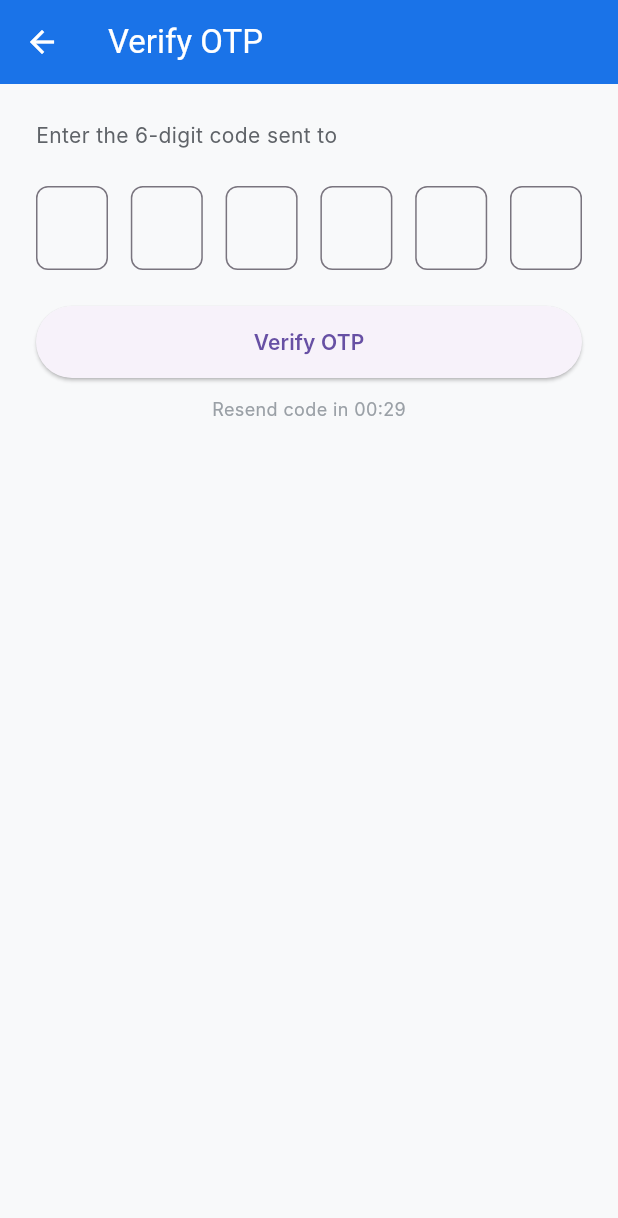
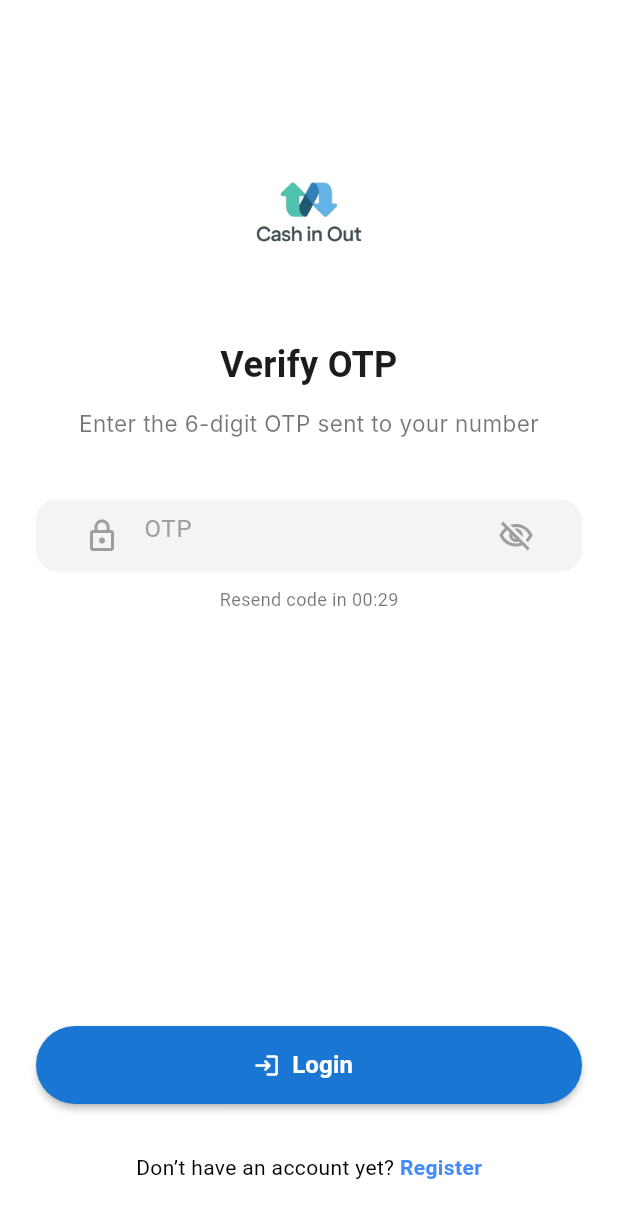
Before and after one commit to amitkanjariya/cash-in-out, a Flutter app: the OTPScreen screen opened directly with empty values, on a phone screen of 412 x 824 dp. Shown: the top 1218 px of the screen. Run offline on Flutter 3.47's test engine with Material 3 defaults, Android fonts, the phone set to English and light mode, and no system bars; network calls fail; Roboto replaces fonts that are missing (Inter, Poppins).

Commit message:
more pare UI is done

```diff
--- a/lib/screens/otp_screen.dart
+++ b/lib/screens/otp_screen.dart
@@ -1,13 +1,13 @@
 import 'dart:async';
+import 'dart:math';
 import 'package:flutter/material.dart';
 import 'homepage.dart';
-import 'dart:math';
 
 class OTPScreen extends StatefulWidget {
   final String phone;
   const OTPScreen({super.key, required this.phone});
 
-  static final Map<String, String> otpMap = {}; // In-memory OTP storage
+  static final Map<String, String> otpMap = {};
 
   @override
   State<OTPScreen> createState() => _OTPScreenState();
@@ -18,11 +18,12 @@ class _OTPScreenState extends State<OTPScreen> {
     6,
     (_) => TextEditingController(),
   );
-  final List<FocusNode> focusNodes = List.generate(6, (_) => FocusNode());
 
   late Timer _timer;
   int _secondsRemaining = 30;
   bool _expired = false;
+  bool _obscureOtp = true;
+  String fullOtp = "";
 
   @override
   void initState() {
@@ -50,7 +51,6 @@ class _OTPScreenState extends State<OTPScreen> {
       for (var controller in otpControllers) {
         controller.clear();
       }
-      // Regenerate OTP
       String newOtp = (Random().nextInt(900000) + 100000).toString();
       OTPScreen.otpMap[widget.phone] = newOtp;
       _startTimer();
@@ -64,7 +64,7 @@ class _OTPScreenState extends State<OTPScreen> {
   }
 
   void verifyOTP() {
-    String enteredOtp = otpControllers.map((c) => c.text).join();
+    String enteredOtp = fullOtp;
     String? correctOtp = OTPScreen.otpMap[widget.phone];
 
     if (enteredOtp.length != 6) {
@@ -82,7 +82,7 @@ class _OTPScreenState extends State<OTPScreen> {
     }
 
     if (enteredOtp == correctOtp) {
-      OTPScreen.otpMap.remove(widget.phone); // Clean up
+      OTPScreen.otpMap.remove(widget.phone);
       Navigator.pushAndRemoveUntil(
         context,
         MaterialPageRoute(builder: (_) => const HomePage()),
@@ -101,109 +101,182 @@ class _OTPScreenState extends State<OTPScreen> {
     for (var c in otpControllers) {
       c.dispose();
     }
-    for (var f in focusNodes) {
-      f.dispose();
-    }
     super.dispose();
   }
 
   @override
   Widget build(BuildContext context) {
+    final height = MediaQuery.of(context).size.height;
+
     return Scaffold(
-      backgroundColor: const Color(0xFFF8F9FA),
-      appBar: AppBar(
-        title: const Text("Verify OTP"),
-        backgroundColor: const Color(0xFF1A73E8),
-        foregroundColor: Colors.white,
+      backgroundColor: Colors.white,
+      body: SafeArea(
+        child: SizedBox(
+          height: height,
+          child: Padding(
+            padding: const EdgeInsets.symmetric(horizontal: 24, vertical: 36),
+            child: Column(
+              children: [
+                const SizedBox(height: 40),
+
+                // Logo
+                Image.asset(
+                  'assets/images/logo1.png',
+                  height: 130,
+                  errorBuilder:
+                      (context, error, stackTrace) =>
+                          const SizedBox(height: 130),
                 ),
-      body: Padding(
-        padding: const EdgeInsets.all(24),
-        child: Column(
-          crossAxisAlignment: CrossAxisAlignment.start,
-          children: [
-            Text(
-              'Enter the 6-digit code sent to ${widget.phone}',
-              style: const TextStyle(
+
+                const SizedBox(height: 20),
+
+                const Text(
+                  'Verify OTP',
+                  style: TextStyle(
+                    fontSize: 24,
+                    fontWeight: FontWeight.bold,
+                    fontFamily: 'Poppins',
+                  ),
+                  textAlign: TextAlign.center,
+                ),
+
+                const SizedBox(height: 12),
+
+                const Text(
+                  'Enter the 6-digit OTP sent to your number',
+                  style: TextStyle(
+                    fontSize: 15,
+                    color: Colors.black54,
                     fontFamily: 'Inter',
-                fontSize: 14,
-                color: Color(0xFF5F6368),
+                  ),
+                  textAlign: TextAlign.center,
+                ),
+
+                const SizedBox(height: 40),
+
+                // OTP Input Field with Toggle
+                Container(
+                  padding: const EdgeInsets.symmetric(horizontal: 20),
+                  decoration: BoxDecoration(
+                    color: const Color(0xFFF4F4F4),
+                    borderRadius: BorderRadius.circular(14),
+                  ),
+                  child: TextField(
+                    keyboardType: TextInputType.number,
+                    maxLength: 6,
+                    obscureText: _obscureOtp,
+                    style: const TextStyle(color: Colors.black),
+                    decoration: InputDecoration(
+                      counterText: "",
+                      hintText: "OTP",
+                      hintStyle: const TextStyle(color: Colors.grey),
+                      prefixIcon: const Icon(
+                        Icons.lock_outline,
+                        color: Colors.grey,
+                      ),
+                      suffixIcon: IconButton(
+                        icon: Icon(
+                          _obscureOtp
+                              ? Icons.visibility_off_outlined
+                              : Icons.visibility_outlined,
+                          color: Colors.grey,
+                        ),
+                        onPressed: () {
+                          setState(() {
+                            _obscureOtp = !_obscureOtp;
+                          });
+                        },
+                      ),
+                      border: InputBorder.none,
+                    ),
+                    onChanged: (value) {
+                      fullOtp = value;
+                      if (value.length == 6) {
+                        for (int i = 0; i < 6; i++) {
+                          otpControllers[i].text = value[i];
+                        }
+                      }
+                    },
                   ),
                 ),
-            const SizedBox(height: 24),
-            Row(
-              mainAxisAlignment: MainAxisAlignment.spaceBetween,
-              children: List.generate(6, (index) {
-                return SizedBox(
-                  width: 48,
-                  child: TextField(
-                    controller: otpControllers[index],
-                    focusNode: focusNodes[index],
-                    keyboardType: TextInputType.number,
-                    textAlign: TextAlign.center,
-                    maxLength: 1,
-                    onChanged: (value) {
-                      if (value.isNotEmpty && index < 5) {
-                        FocusScope.of(
-                          context,
-                        ).requestFocus(focusNodes[index + 1]);
-                      } else if (value.isEmpty && index > 0) {
-                        FocusScope.of(
-                          context,
-                        ).requestFocus(focusNodes[index - 1]);
-                      }
-                    },
-                    decoration: InputDecoration(
-                      counterText: '',
-                      border: OutlineInputBorder(
-                        borderRadius: BorderRadius.circular(8),
-                      ),
-                    ),
-                  ),
-                );
-              }),
-            ),
-            const SizedBox(height: 24),
-            SizedBox(
-              width: double.infinity,
-              height: 48,
-              child: ElevatedButton(
-                onPressed: verifyOTP,
-                child: const Text(
-                  'Verify OTP',
-                  style: TextStyle(
-                    fontFamily: 'Inter',
-                    fontWeight: FontWeight.w600,
-                    fontSize: 14,
-                  ),
-                ),
-              ),
-            ),
-            const SizedBox(height: 12),
-            Center(
-              child:
+
+                const SizedBox(height: 10),
+
                 _expired
                     ? TextButton(
                       onPressed: _resendOTP,
                       child: const Text(
-                          'Resend OTP',
+                        "Resend OTP?",
                         style: TextStyle(
-                            color: Color(0xFF1A73E8),
                           fontWeight: FontWeight.w600,
                           fontSize: 14,
+                          color: Colors.blue,
                         ),
                       ),
                     )
                     : Text(
-                        'Resend code in 00:${_secondsRemaining.toString().padLeft(2, '0')}',
+                      "Resend code in 00:${_secondsRemaining.toString().padLeft(2, '0')}",
                       style: const TextStyle(
-                          fontFamily: 'Inter',
                         fontSize: 12,
-                          color: Color(0xFF9AA0A6),
+                        color: Colors.black54,
+                      ),
+                    ),
+
+                const Spacer(),
+
+                // Login Button
+                SizedBox(
+                  width: double.infinity,
+                  height: 52,
+                  child: ElevatedButton.icon(
+                    onPressed: verifyOTP,
+                    icon: const Icon(Icons.login_rounded),
+                    label: const Text(
+                      "Login",
+                      style: TextStyle(
+                        fontSize: 16,
+                        fontWeight: FontWeight.w600,
+                      ),
+                    ),
+                    style: ElevatedButton.styleFrom(
+                      elevation: 2,
+                      shape: RoundedRectangleBorder(
+                        borderRadius: BorderRadius.circular(32),
+                      ),
+                      backgroundColor: Colors.blue[700],
+                      foregroundColor: Colors.white,
+                    ),
+                  ),
+                ),
+
+                const SizedBox(height: 32),
+
+                // Register Text
+                Row(
+                  mainAxisAlignment: MainAxisAlignment.center,
+                  children: [
+                    const Text(
+                      "Don’t have an account yet? ",
+                      style: TextStyle(color: Colors.black),
+                    ),
+                    GestureDetector(
+                      onTap: () {
+                        Navigator.pop(context); // or push to register
+                      },
+                      child: const Text(
+                        "Register",
+                        style: TextStyle(
+                          color: Colors.blueAccent,
+                          fontWeight: FontWeight.w600,
                         ),
                       ),
                     ),
                   ],
                 ),
+              ],
+            ),
+          ),
+        ),
       ),
     );
   }
```
Also changed, not shown: lib/screens/morepage.dart (added, +80 -0 lines), lib/screens/profilepage.dart (added, +84 -0 lines), lib/screens/register_screen.dart (added, +182 -0 lines). Lines whose indentation alone changed are shown as unchanged.
